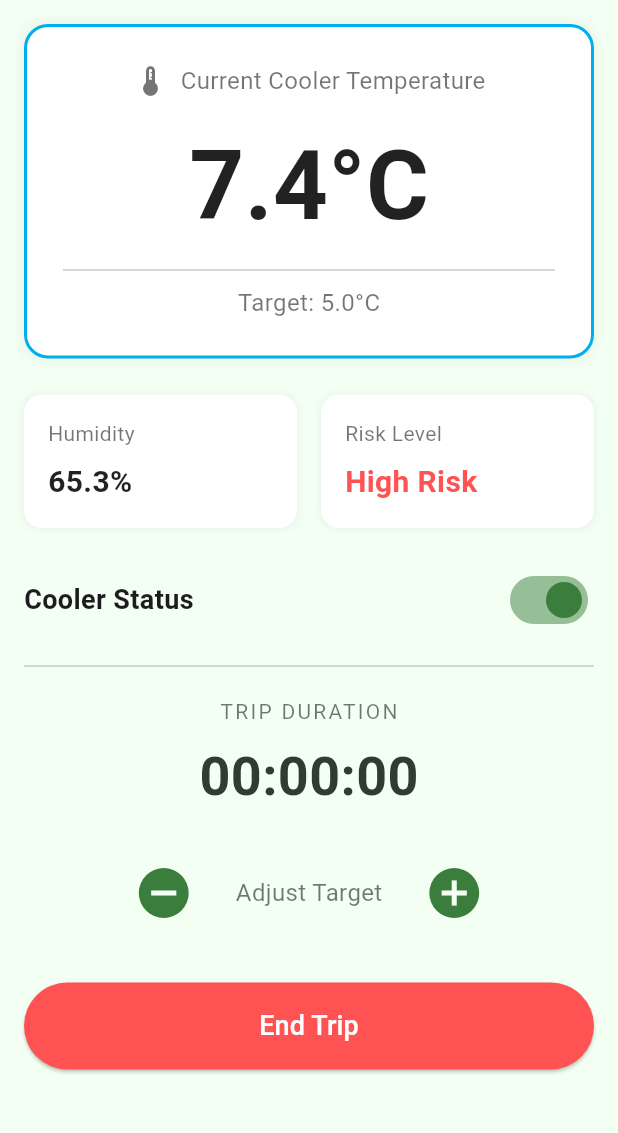
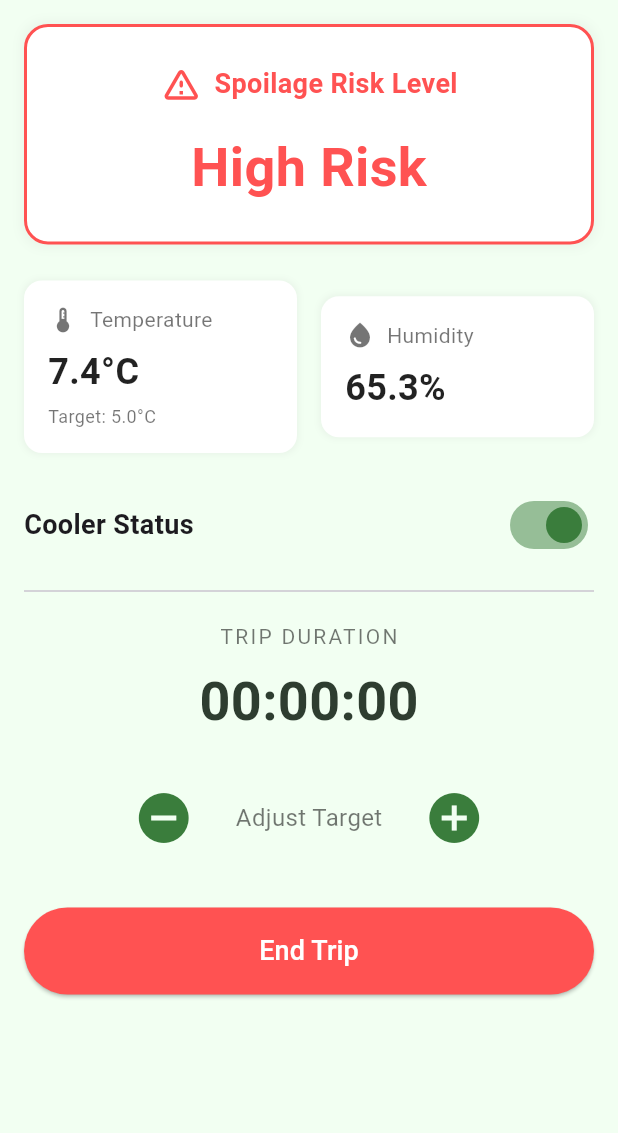
Before and after one commit to karlsxo/Dal.ani, a Flutter app: the DashboardScreen screen opened directly, on a phone screen of 412 x 824 dp, the part 84-1217 px from its top. Run offline on Flutter 3.47's test engine with Material 3 defaults, Android fonts, the phone set to English and light mode, and no system bars.

Commit message:
Change position of spoilage risk notification

```diff
--- a/lib/screens/dashboard_screen.dart
+++ b/lib/screens/dashboard_screen.dart
@@ -12,7 +12,7 @@ class DashboardScreen extends StatefulWidget {
 }
 
 class _DashboardScreenState extends State<DashboardScreen> {
-  // --- STATE VARIABLES ---
+  // State variables
   bool _coolerIsOn = true;
   double _targetTemperature = 5.0;
   double _currentTemperature = 7.4;
@@ -76,13 +76,13 @@ class _DashboardScreenState extends State<DashboardScreen> {
     }
   }
 
-  Widget _buildTemperatureCard() {
+  Widget _buildRiskCard() {
     return Container(
       padding: const EdgeInsets.all(24.0),
       decoration: BoxDecoration(
         color: AppColors.cardBackground,
         borderRadius: BorderRadius.circular(16.0),
-        border: Border.all(color: AppColors.borderColor, width: 2.0),
+        border: Border.all(color: _riskColor, width: 2.0),
         boxShadow: [
           BoxShadow(
             color: Colors.grey.withOpacity(0.1),
@@ -93,28 +93,29 @@ class _DashboardScreenState extends State<DashboardScreen> {
       ),
       child: Column(
         children: [
-          const Row(
+          Row(
             mainAxisAlignment: MainAxisAlignment.center,
             children: [
-              Icon(Icons.thermostat, color: AppColors.secondaryText),
-              SizedBox(width: 8),
-              Text('Current Cooler Temperature',
-                style: TextStyle(fontSize: 16, color: AppColors.secondaryText)),
+              Icon(Icons.warning_amber_rounded, color: _riskColor, size: 28),
+              const SizedBox(width: 8),
+              Text(
+                'Spoilage Risk Level',
+                style: TextStyle(
+                  fontSize: 18,
+                  fontWeight: FontWeight.bold,
+                  color: _riskColor
+                ),
+              ),
             ],
           ),
-          const SizedBox(height: 12),
+          const SizedBox(height: 16),
           Text(
-            '${_currentTemperature.toStringAsFixed(1)}°C',
-            style: const TextStyle(
-              fontSize: 64,
+            _riskLevel,
+            style: TextStyle(
+              fontSize: 36,
               fontWeight: FontWeight.bold,
-              color: AppColors.primaryText
+              color: _riskColor
             ),
-          ),
-          const Divider(height: 20),
-          Text(
-            'Target: ${_targetTemperature.toStringAsFixed(1)}°C',
-            style: const TextStyle(fontSize: 16, color: AppColors.secondaryText),
           ),
         ],
       ),
@@ -126,16 +127,18 @@ class _DashboardScreenState extends State<DashboardScreen> {
       children: [
         Expanded(
           child: InfoCard(
-            title: 'Humidity',
-            value: '${_currentHumidity.toStringAsFixed(1)}%',
+            icon: Icons.thermostat,
+            title: 'Temperature',
+            value: '${_currentTemperature.toStringAsFixed(1)}°C',
+            subtitle: 'Target: ${_targetTemperature.toStringAsFixed(1)}°C',
           ),
         ),
         const SizedBox(width: 16),
         Expanded(
           child: InfoCard(
-            title: 'Risk Level',
-            value: _riskLevel,
-            valueColor: _riskColor,
+            icon: Icons.water_drop,
+            title: 'Humidity',
+            value: '${_currentHumidity.toStringAsFixed(1)}%',
           ),
         ),
       ],
@@ -208,7 +211,7 @@ class _DashboardScreenState extends State<DashboardScreen> {
         child: Column(
           crossAxisAlignment: CrossAxisAlignment.stretch,
           children: [
-            _buildTemperatureCard(),
+            _buildRiskCard(),
             const SizedBox(height: 24),
             _buildInfoRow(),
             const SizedBox(height: 24),
@@ -246,11 +249,9 @@ class _DashboardScreenState extends State<DashboardScreen> {
                 ),
               ),
               onPressed: () {
-                // Stop the timers
                 _dataSimulatorTimer.cancel();
                 _tripStopwatch.stop();
 
-                // Create summary data
                 final summaryData = TripSummaryData(
                   tripId: 'TRIP-${DateTime.now().millisecondsSinceEpoch}',
                   duration: _elapsedTime,
@@ -263,14 +264,12 @@ class _DashboardScreenState extends State<DashboardScreen> {
                   ),
                 );
 
-                // Navigate to summary screen
                 Navigator.push(
                   context,
                   MaterialPageRoute(
                     builder: (context) => TripSummaryScreen(summaryData: summaryData),
                   ),
                 ).then((_) {
-                  // Reset dashboard when returning
                   setState(() {
                     _tripStopwatch.reset();
                     _elapsedTime = '00:00:00';
@@ -291,14 +290,18 @@ class _DashboardScreenState extends State<DashboardScreen> {
 }
 
 class InfoCard extends StatelessWidget {
+  final IconData? icon;
   final String title;
   final String value;
+  final String? subtitle;
   final Color? valueColor;
 
   const InfoCard({
     super.key,
+    this.icon,
     required this.title,
     required this.value,
+    this.subtitle,
     this.valueColor,
   });
 
@@ -320,21 +323,40 @@ class InfoCard extends StatelessWidget {
       child: Column(
         crossAxisAlignment: CrossAxisAlignment.start,
         children: [
-          Text(title,
-            style: const TextStyle(
-              fontSize: 14,
-              color: AppColors.secondaryText
-            )
+          Row(
+            children: [
+              if (icon != null) ...[
+                Icon(icon, color: AppColors.secondaryText, size: 20),
+                const SizedBox(width: 8),
+              ],
+              Text(
+                title,
+                style: const TextStyle(
+                  fontSize: 14,
+                  color: AppColors.secondaryText
+                ),
+              ),
+            ],
           ),
           const SizedBox(height: 8),
           Text(
             value,
             style: TextStyle(
-              fontSize: 20,
+              fontSize: 24,
               fontWeight: FontWeight.bold,
               color: valueColor ?? AppColors.primaryText,
             ),
           ),
+          if (subtitle != null) ...[
+            const SizedBox(height: 4),
+            Text(
+              subtitle!,
+              style: const TextStyle(
+                fontSize: 12,
+                color: AppColors.secondaryText,
+              ),
+            ),
+          ],
         ],
       ),
     );
```
Also changed, not shown: lib/screens/trip_history_screen.dart (deleted).
